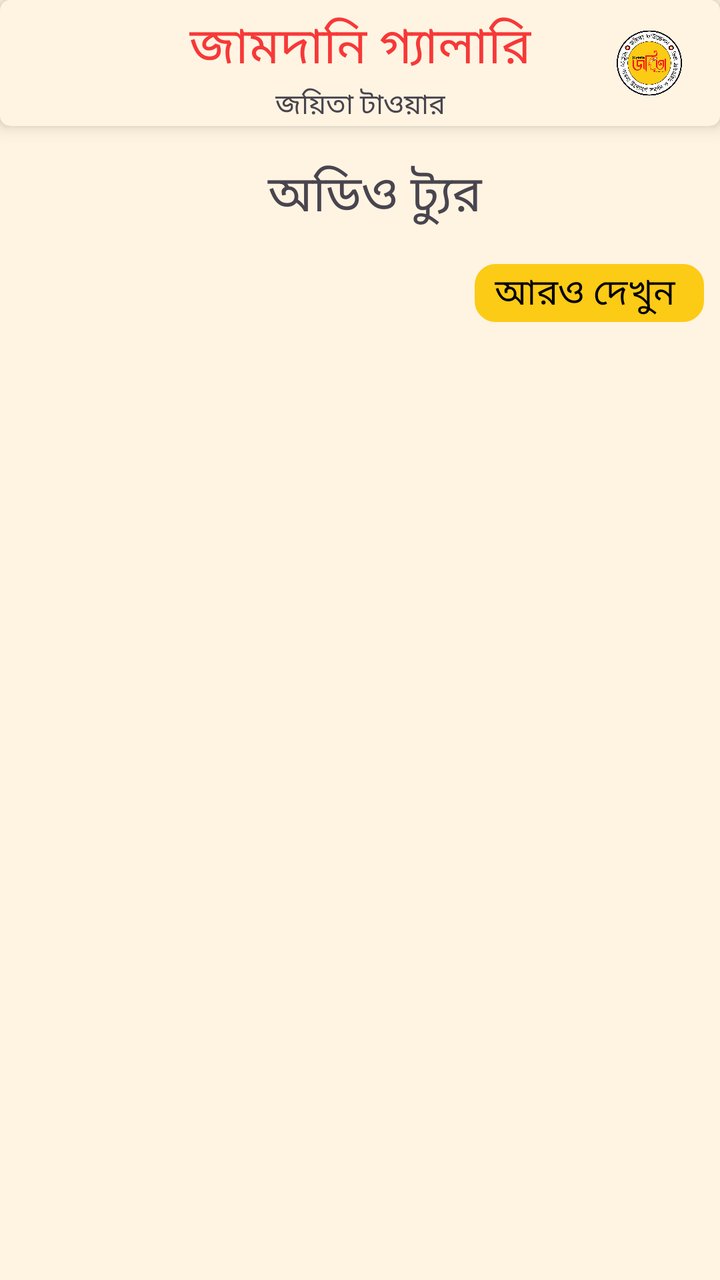
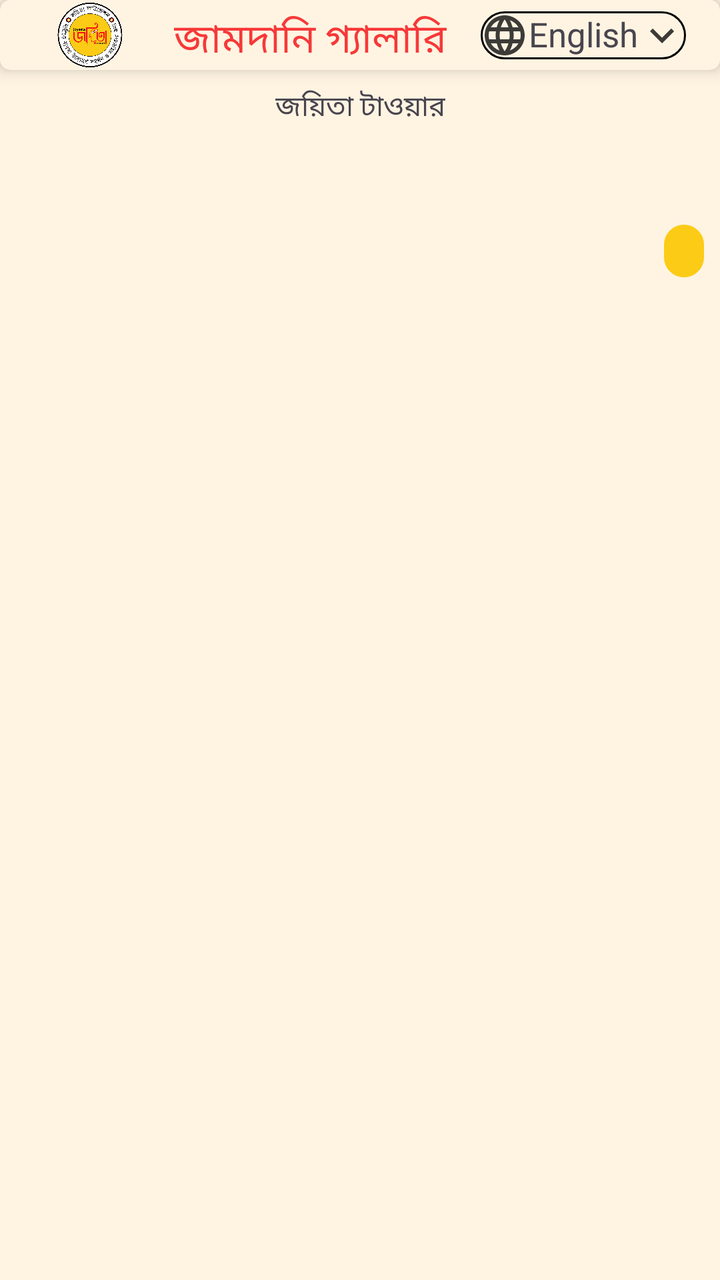

Two renders of the same Android screen: before a commit and after it. Below are the layout's source before the change and the commit's diff.
<!-- AndroidManifest.xml: application theme Theme.Joyeeta -->
<!-- res/layout/activity_home.xml -->
<?xml version="1.0" encoding="utf-8"?>
<androidx.constraintlayout.widget.ConstraintLayout xmlns:android="http://schemas.android.com/apk/res/android"
    xmlns:app="http://schemas.android.com/apk/res-auto"
    xmlns:tools="http://schemas.android.com/tools"
    android:layout_width="match_parent"
    android:layout_height="match_parent"
    android:background="@color/bg"
    tools:context=".HomeActivity">

    <androidx.cardview.widget.CardView
        android:id="@+id/appBar"
        android:layout_width="match_parent"
        android:layout_height="wrap_content"
        app:cardCornerRadius="5dp"
        app:cardElevation="5dp"
        app:cardPreventCornerOverlap="false"
        app:cardBackgroundColor="@color/bg"
        app:layout_constraintEnd_toEndOf="parent"
        app:layout_constraintStart_toStartOf="parent"
        app:layout_constraintTop_toTopOf="parent">

        <androidx.constraintlayout.widget.ConstraintLayout
            android:layout_width="match_parent"
            android:layout_height="wrap_content"
            app:layout_constraintEnd_toEndOf="parent"
            app:layout_constraintHorizontal_bias="1.0"
            app:layout_constraintStart_toStartOf="parent"
            app:layout_constraintTop_toTopOf="parent">

            <LinearLayout
                android:id="@+id/textView3"
                android:layout_width="wrap_content"
                android:layout_height="wrap_content"
                app:layout_constraintEnd_toEndOf="parent"
                app:layout_constraintStart_toStartOf="parent"
                app:layout_constraintTop_toTopOf="parent"
                android:orientation="vertical"
                android:gravity="center"
                >
                <TextView
                    android:layout_width="wrap_content"
                    android:layout_height="wrap_content"
                    android:fontFamily="@font/roboto_slab_bold"
                    android:paddingTop="5dp"
                    android:text="জামদানি গ্যালারি"
                    android:textColor="@color/red"
                    android:textSize="25dp"/>
                <TextView
                    android:layout_width="wrap_content"
                    android:layout_height="wrap_content"
                    android:fontFamily="@font/roboto_slab"
                    android:text="জয়িতা টাওয়ার" />

            </LinearLayout>

            <ImageView
                android:layout_width="70dp"
                android:layout_height="35dp"
                android:layout_marginStart="24dp"
                android:src="@drawable/logo"
                app:layout_constraintBottom_toBottomOf="parent"
                app:layout_constraintStart_toEndOf="@+id/textView3"
                app:layout_constraintTop_toTopOf="parent" />

        </androidx.constraintlayout.widget.ConstraintLayout>
    </androidx.cardview.widget.CardView>

    <androidx.core.widget.NestedScrollView
        android:layout_width="match_parent"
        android:layout_height="0dp"
        android:layout_marginTop="8dp"
        app:layout_constraintBottom_toBottomOf="parent"
        app:layout_constraintEnd_toEndOf="parent"
        app:layout_constraintStart_toStartOf="parent"
        app:layout_constraintTop_toBottomOf="@+id/appBar">

        <androidx.constraintlayout.widget.ConstraintLayout
            android:id="@+id/constraintLayout"
            android:layout_width="match_parent"
            android:layout_height="wrap_content"
            app:layout_constraintEnd_toEndOf="parent"
            app:layout_constraintStart_toStartOf="parent"
            app:layout_constraintTop_toTopOf="parent">

            <TextView
                android:id="@+id/textView"
                android:layout_width="match_parent"
                android:layout_height="wrap_content"
                android:layout_marginStart="8dp"
                android:layout_marginTop="8dp"
                android:layout_marginEnd="8dp"
                android:fontFamily="@font/roboto_slab_bold"
                android:paddingLeft="@dimen/margin_15"
                android:text="অডিও ট্যুর"
                android:visibility="visible"
                android:textAlignment="center"
                android:textSize="25dp"
                app:layout_constraintEnd_toEndOf="parent"
                app:layout_constraintStart_toStartOf="parent"
                app:layout_constraintTop_toTopOf="parent"
                />

            <androidx.recyclerview.widget.RecyclerView
                android:id="@+id/rv_ImageList"
                android:layout_width="match_parent"
                android:layout_height="wrap_content"
                android:layout_marginStart="8dp"
                android:layout_marginTop="8dp"
                android:layout_marginEnd="8dp"
                app:layout_constraintEnd_toEndOf="parent"
                app:layout_constraintStart_toStartOf="parent"
                app:layout_constraintTop_toBottomOf="@+id/textView" />

            <TextView
                android:id="@+id/showMore1"
                android:layout_width="wrap_content"
                android:layout_height="wrap_content"
                android:layout_marginTop="8dp"
                android:layout_marginEnd="8dp"
                android:layout_marginBottom="@dimen/margin_15"
                android:background="@drawable/heading_corner"
                android:fontFamily="@font/roboto_slab"
                android:paddingLeft="@dimen/margin_10"
                android:paddingRight="@dimen/margin_10"
                android:text="আরও দেখুন "
                android:textColor="@color/black"
                android:textSize="18dp"
                app:layout_constraintBottom_toBottomOf="parent"
                app:layout_constraintEnd_toEndOf="parent"
                app:layout_constraintTop_toBottomOf="@+id/rv_ImageList" />

            <TextView
                android:id="@+id/showLess1"
                android:layout_width="wrap_content"
                android:layout_height="wrap_content"
                android:layout_marginTop="8dp"
                android:layout_marginEnd="8dp"
                android:layout_marginBottom="20dp"
                android:background="@drawable/heading_corner"
                android:fontFamily="@font/roboto_slab"
                android:paddingLeft="@dimen/margin_10"
                android:paddingRight="@dimen/margin_10"
                android:text="সংক্ষিপ্ত করুন"
                android:textColor="@color/black"
                android:textSize="18dp"
                android:visibility="gone"
                app:layout_constraintBottom_toBottomOf="parent"
                app:layout_constraintEnd_toEndOf="parent"
                app:layout_constraintTop_toBottomOf="@+id/rv_ImageList" />

        </androidx.constraintlayout.widget.ConstraintLayout>
    </androidx.core.widget.NestedScrollView>
</androidx.constraintlayout.widget.ConstraintLayout>
<!-- resources referenced by this layout -->
<resources>
  <color name="bg">#FFF4E2</color>
  <color name="black">#FF000000</color>
  <color name="red">#F73838</color>
  <dimen name="margin_10">10dp</dimen>
  <dimen name="margin_15">15dp</dimen>
  <!-- drawable heading_corner (drawable) -->
  <?xml version="1.0" encoding="utf-8"?>
  <shape xmlns:android="http://schemas.android.com/apk/res/android" >
      <stroke
          android:width="1dp"
          android:color="#FCCB16" />
  
      <solid android:color="#FCCB16" />
  
      <padding
          android:left="1dp"
          android:right="1dp"
          android:bottom="1dp"
          android:top="1dp" />
  
      <corners
          android:topLeftRadius="@dimen/margin_10"
          android:topRightRadius="@dimen/margin_10"
          android:bottomRightRadius="@dimen/margin_10"
          android:bottomLeftRadius="@dimen/margin_10"
          />
  </shape>
  <!-- drawable logo: png bitmap (drawable, 214807 bytes) -->
  <style name="Theme.Joyeeta" parent="Base.Theme.Joyeeta" />
  <style name="Base.Theme.Joyeeta" parent="Theme.Material3.DayNight.NoActionBar">
          
          
          <item name="android:statusBarColor">@color/bg</item>
      </style>
</resources>

<!-- the commit's change to res/layout/activity_home.xml (unified diff, before → after) -->
@@ -27,40 +27,67 @@
             app:layout_constraintStart_toStartOf="parent"
             app:layout_constraintTop_toTopOf="parent">
 
+            <ImageView
+                android:id="@+id/menu_Logo"
+                android:layout_width="50dp"
+                android:layout_height="35dp"
+                android:src="@drawable/logo"
+                android:layout_marginStart="20dp"
+                app:layout_constraintBottom_toBottomOf="parent"
+                app:layout_constraintStart_toStartOf="parent"
+                app:layout_constraintTop_toTopOf="parent" />
             <LinearLayout
                 android:id="@+id/textView3"
                 android:layout_width="wrap_content"
                 android:layout_height="wrap_content"
-                app:layout_constraintEnd_toEndOf="parent"
-                app:layout_constraintStart_toStartOf="parent"
+                app:layout_constraintEnd_toStartOf="@+id/lenguageLayout"
+                app:layout_constraintStart_toEndOf="@+id/menu_Logo"
                 app:layout_constraintTop_toTopOf="parent"
                 android:orientation="vertical"
                 android:gravity="center"
                 >
                 <TextView
+                    android:id="@+id/jamdaniGallery"
                     android:layout_width="wrap_content"
                     android:layout_height="wrap_content"
                     android:fontFamily="@font/roboto_slab_bold"
                     android:paddingTop="5dp"
                     android:text="জামদানি গ্যালারি"
                     android:textColor="@color/red"
-                    android:textSize="25dp"/>
-                <TextView
-                    android:layout_width="wrap_content"
-                    android:layout_height="wrap_content"
-                    android:fontFamily="@font/roboto_slab"
-                    android:text="জয়িতা টাওয়ার" />
+                    android:textSize="20dp"/>
 
             </LinearLayout>
 
-            <ImageView
-                android:layout_width="70dp"
-                android:layout_height="35dp"
-                android:layout_marginStart="24dp"
-                android:src="@drawable/logo"
+            <LinearLayout
+                android:id="@+id/lenguageLayout"
+                android:background="@drawable/lang_bg"
+                android:layout_width="wrap_content"
+                android:layout_height="wrap_content"
+                android:orientation="horizontal"
                 app:layout_constraintBottom_toBottomOf="parent"
+                app:layout_constraintEnd_toEndOf="parent"
                 app:layout_constraintStart_toEndOf="@+id/textView3"
-                app:layout_constraintTop_toTopOf="parent" />
+                app:layout_constraintTop_toTopOf="parent"
+                >
+                <ImageView
+                    android:layout_width="wrap_content"
+                    android:layout_height="wrap_content"
+                    android:src="@drawable/ic_language"
+                    />
+                <TextView
+                    android:id="@+id/lenguageText"
+                    android:layout_width="wrap_content"
+                    android:layout_height="wrap_content"
+                    android:text="English"
+                    android:textSize="17sp"
+                    android:textStyle="normal" />
+                <ImageView
+                    android:layout_width="wrap_content"
+                    android:layout_height="wrap_content"
+                    android:src="@drawable/ic_downarrow"
+                    />
+            </LinearLayout>
+
 
         </androidx.constraintlayout.widget.ConstraintLayout>
     </androidx.cardview.widget.CardView>
@@ -81,7 +108,15 @@
             app:layout_constraintEnd_toEndOf="parent"
             app:layout_constraintStart_toStartOf="parent"
             app:layout_constraintTop_toTopOf="parent">
-
+            <TextView
+                android:id="@+id/jayeetaTower"
+                android:layout_width="wrap_content"
+                android:layout_height="wrap_content"
+                android:fontFamily="@font/roboto_slab"
+                android:text="জয়িতা টাওয়ার"
+                app:layout_constraintEnd_toEndOf="parent"
+                app:layout_constraintStart_toStartOf="parent"
+                app:layout_constraintTop_toTopOf="parent" />
             <TextView
                 android:id="@+id/textView"
                 android:layout_width="match_parent"
@@ -90,14 +125,14 @@
                 android:layout_marginTop="8dp"
                 android:layout_marginEnd="8dp"
                 android:fontFamily="@font/roboto_slab_bold"
-                android:paddingLeft="@dimen/margin_15"
-                android:text="অডিও ট্যুর"
+                android:paddingStart="@dimen/margin_15"
+                android:text=""
                 android:visibility="visible"
                 android:textAlignment="center"
-                android:textSize="25dp"
+                android:textSize="18sp"
                 app:layout_constraintEnd_toEndOf="parent"
                 app:layout_constraintStart_toStartOf="parent"
-                app:layout_constraintTop_toTopOf="parent"
+                app:layout_constraintTop_toBottomOf="@+id/jayeetaTower"
                 />
 
             <androidx.recyclerview.widget.RecyclerView
@@ -122,7 +157,7 @@
                 android:fontFamily="@font/roboto_slab"
                 android:paddingLeft="@dimen/margin_10"
                 android:paddingRight="@dimen/margin_10"
-                android:text="আরও দেখুন "
+                android:text=""
                 android:textColor="@color/black"
                 android:textSize="18dp"
                 app:layout_constraintBottom_toBottomOf="parent"
<!-- resource entries referenced after the edit -->
@@ -27,6 +27,37 @@
           android:bottomLeftRadius="@dimen/margin_10"
           />
   </shape>
+  <!-- drawable ic_downarrow (drawable-anydpi) -->
+  <vector xmlns:android="http://schemas.android.com/apk/res/android"
+      android:width="24dp"
+      android:height="24dp"
+      android:viewportWidth="24"
+      android:viewportHeight="24"
+      android:tint="#0C0C0C"
+      android:alpha="0.8">
+    <path
+        android:fillColor="@android:color/white"
+        android:pathData="M7.41,8.59L12,13.17l4.59,-4.58L18,10l-6,6 -6,-6 1.41,-1.41z"/>
+  </vector>
+  <!-- drawable ic_language (drawable-anydpi) -->
+  <vector xmlns:android="http://schemas.android.com/apk/res/android"
+      android:width="24dp"
+      android:height="24dp"
+      android:viewportWidth="24"
+      android:viewportHeight="24"
+      android:tint="#0C0C0C"
+      android:alpha="0.8">
+    <path
+        android:fillColor="@android:color/white"
+        android:pathData="M11.99,2C6.47,2 2,6.48 2,12s4.47,10 9.99,10C17.52,22 22,17.52 22,12S17.52,2 11.99,2zM18.92,8h-2.95c-0.32,-1.25 -0.78,-2.45 -1.38,-3.56 1.84,0.63 3.37,1.91 4.33,3.56zM12,4.04c0.83,1.2 1.48,2.53 1.91,3.96h-3.82c0.43,-1.43 1.08,-2.76 1.91,-3.96zM4.26,14C4.1,13.36 4,12.69 4,12s0.1,-1.36 0.26,-2h3.38c-0.08,0.66 -0.14,1.32 -0.14,2 0,0.68 0.06,1.34 0.14,2L4.26,14zM5.08,16h2.95c0.32,1.25 0.78,2.45 1.38,3.56 -1.84,-0.63 -3.37,-1.9 -4.33,-3.56zM8.03,8L5.08,8c0.96,-1.66 2.49,-2.93 4.33,-3.56C8.81,5.55 8.35,6.75 8.03,8zM12,19.96c-0.83,-1.2 -1.48,-2.53 -1.91,-3.96h3.82c-0.43,1.43 -1.08,2.76 -1.91,3.96zM14.34,14L9.66,14c-0.09,-0.66 -0.16,-1.32 -0.16,-2 0,-0.68 0.07,-1.35 0.16,-2h4.68c0.09,0.65 0.16,1.32 0.16,2 0,0.68 -0.07,1.34 -0.16,2zM14.59,19.56c0.6,-1.11 1.06,-2.31 1.38,-3.56h2.95c-0.96,1.65 -2.49,2.93 -4.33,3.56zM16.36,14c0.08,-0.66 0.14,-1.32 0.14,-2 0,-0.68 -0.06,-1.34 -0.14,-2h3.38c0.16,0.64 0.26,1.31 0.26,2s-0.1,1.36 -0.26,2h-3.38z"/>
+  </vector>
+  <!-- drawable lang_bg (drawable) -->
+  <?xml version="1.0" encoding="utf-8"?>
+  <shape xmlns:android="http://schemas.android.com/apk/res/android">
+  
+      <stroke android:color="@color/black" android:width="1dp"/>
+      <corners android:radius="30dp"/>
+  </shape>
   <!-- drawable logo: png bitmap (drawable, 214807 bytes) -->
   <style name="Theme.Joyeeta" parent="Base.Theme.Joyeeta" />
   <style name="Base.Theme.Joyeeta" parent="Theme.Material3.DayNight.NoActionBar">
